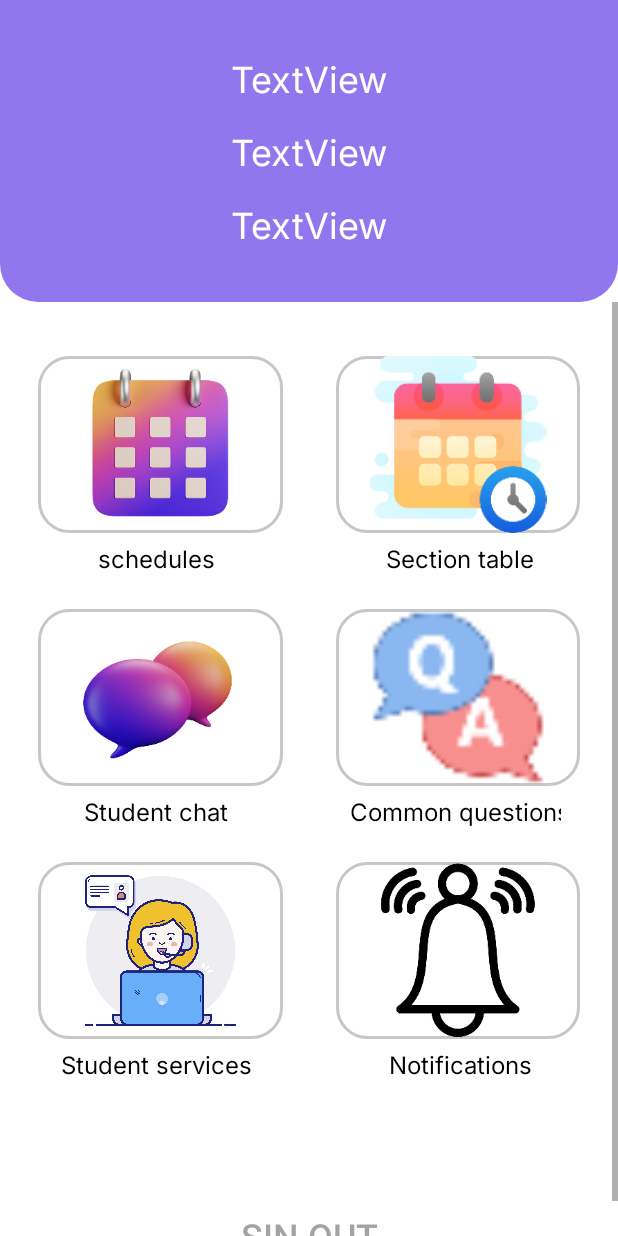
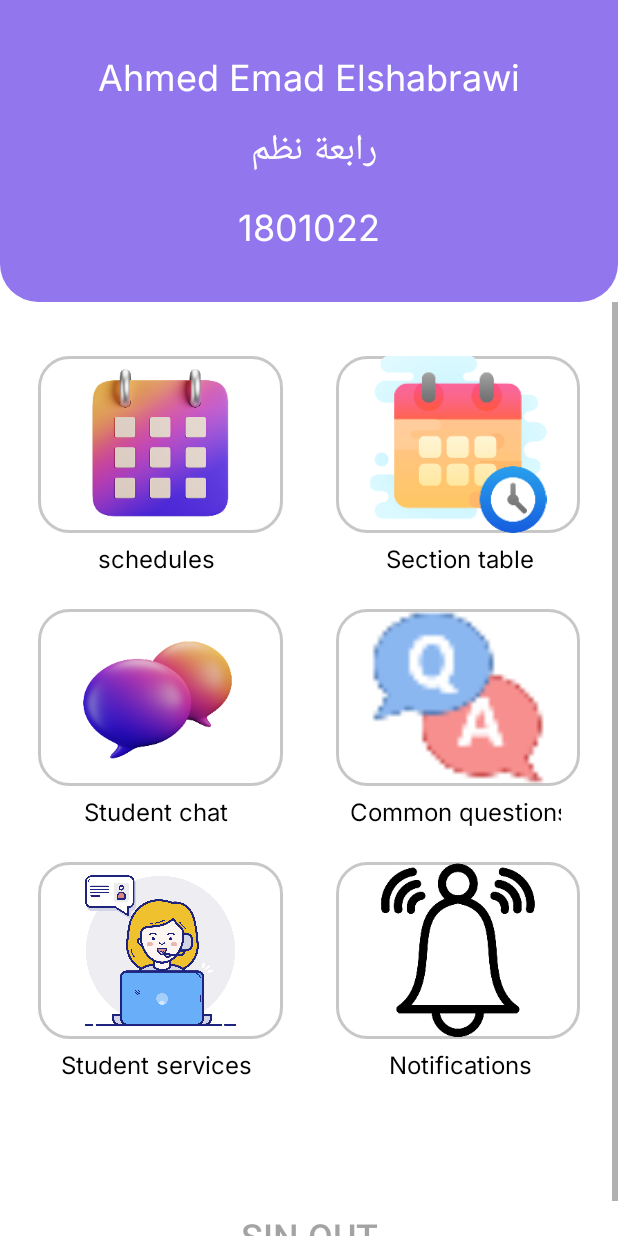
Before and after one commit to AhmedEmadEls/Student_Application, an Android app: the Main_Activity screen opened directly, with no data from a screen before it, on a phone screen of 412 x 824 dp. Run offline under Robolectric (Android 15) with nearby library versions, the phone set to English and light mode, and no system bars; Roboto replaces fonts that are not available here.

Commit message:
changging the text

```diff
--- a/app/src/main/java/com/example/student_application/Main_Activity.java
+++ b/app/src/main/java/com/example/student_application/Main_Activity.java
@@ -13,11 +13,16 @@ public class Main_Activity extends AppCompatActivity {
     protected void onCreate(Bundle savedInstanceState) {
         super.onCreate(savedInstanceState);
         setContentView(R.layout.activity_main2);
+        TextView textView1 = findViewById(R.id.textView1);
+        textView1.setText("Ahmed Emad Elshabrawi");
+        TextView textView2 = findViewById(R.id.textView2);
+        textView2.setText("رابعة نظم ");
+        TextView textView3 = findViewById(R.id.textView3);
+        textView3.setText("1801022");
+
     }
 
     public void button(View view) {
-        TextView textView = findViewById(R.id.textView8);
-        textView.setText("Ahmed Emad Elshabrawi");
 
     }
 
--- a/app/src/main/res/layout/activity_main2.xml
+++ b/app/src/main/res/layout/activity_main2.xml
@@ -18,7 +18,7 @@
         >
 
         <TextView
-            android:id="@+id/textView8"
+            android:id="@+id/textView1"
             android:layout_width="match_parent"
             android:layout_height="wrap_content"
             android:text="TextView"
@@ -28,7 +28,7 @@
             />
 
         <TextView
-            android:id="@+id/textView9"
+            android:id="@+id/textView2"
             android:layout_width="match_parent"
             android:layout_height="wrap_content"
             android:text="TextView"
@@ -37,7 +37,7 @@
             />
 
         <TextView
-            android:id="@+id/textView10"
+            android:id="@+id/textView3"
             android:layout_width="match_parent"
             android:layout_height="wrap_content"
             android:text="TextView"
--- a/app/src/main/res/layout/activity_test.xml
+++ b/app/src/main/res/layout/activity_test.xml
@@ -44,9 +44,12 @@
         android:id="@+id/textView1"
         android:layout_width="match_parent"
         android:layout_height="wrap_content"
-        android:text="TextView"
+        android:text="first anser"
         android:visibility="gone"
         android:layout_margin="30dp"
+        android:textSize="30dp"
+        android:textColor="@color/black"
+        android:textStyle="bold"
         />
 
     <LinearLayout
```
